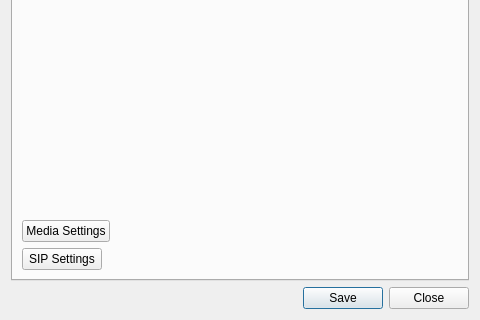
Qt form ui/settings.ui (ultravideo/uvgComm) before a commit; both pictures show x 0 to 480 and y 320 to 640 of the 480 by 640 pixel window.
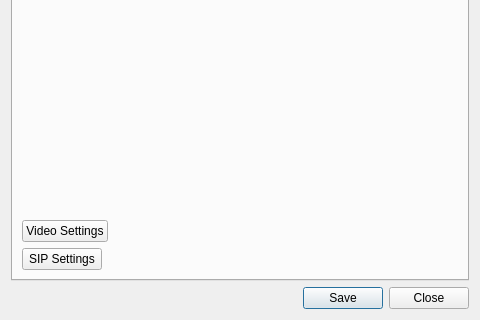
The same form after that commit.

Commit message: feature(Settings): Rename mediasettings to VideoSettings add more tabs.

The edit to the form file:
```diff
--- a/ui/settings.ui
+++ b/ui/settings.ui
@@ -293,7 +293,7 @@
           <bool>true</bool>
          </property>
          <property name="text">
-          <string>Media Settings</string>
+          <string>Video Settings</string>
          </property>
         </widget>
        </item>
```
The commit also changes 7 other files.
